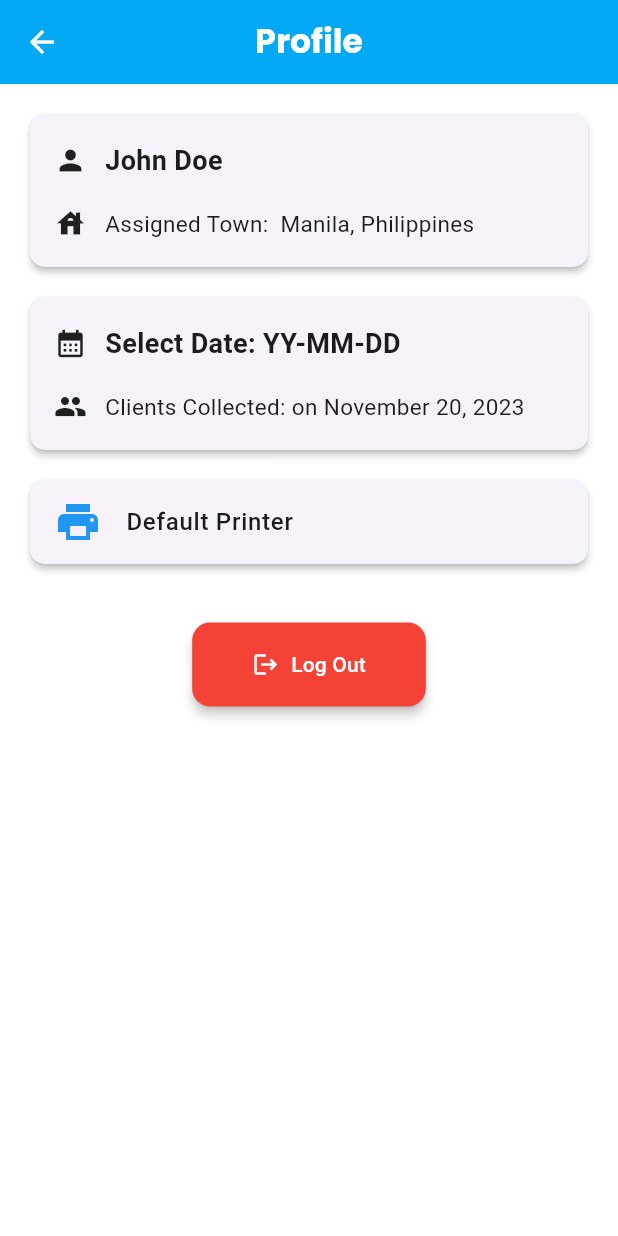
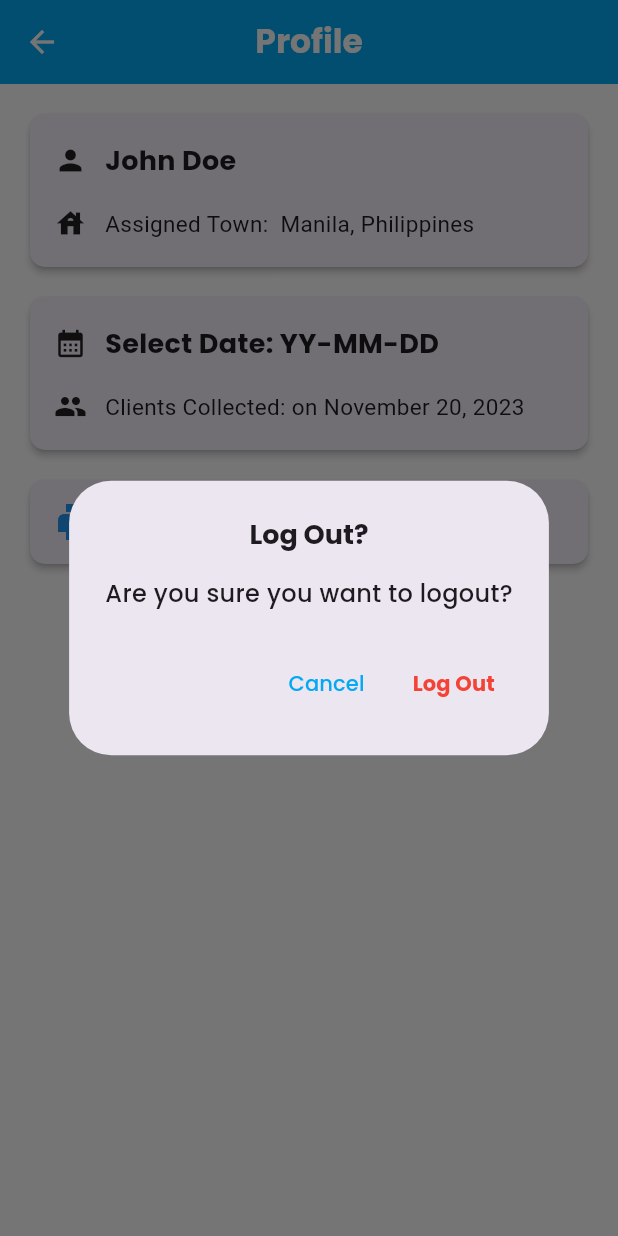
Before and after one commit to armanvalenzuela/Smart_ISP, a Flutter app: the Profile screen opened directly, after a tap on "Log Out", on a phone screen of 412 x 824 dp. Run offline on Flutter 3.47's test engine with Material 3 defaults, Android fonts, the phone set to English and light mode, and no system bars.

Commit message:
Add custom fonts in Login and Profile, fix Log Out tweaks.

```diff
--- a/lib/features/profile/presentation/profile_page.dart
+++ b/lib/features/profile/presentation/profile_page.dart
@@ -76,6 +76,7 @@ class _ProfileState extends State<Profile> {
                           Text(
                             "John Doe",
                             style: TextStyle(
+                              fontFamily: 'Poppins',
                               fontWeight: FontWeight.bold,
                               fontSize: 18,
                             ),
@@ -89,7 +90,9 @@ class _ProfileState extends State<Profile> {
                           SizedBox(width: 12),
                           Text(
                             "Assigned Town:  Manila, Philippines",
-                            style: TextStyle(fontSize: 15),
+                            style: TextStyle(
+                                fontSize: 15,
+                            ),
                           ),
                         ],
                       ),
@@ -129,6 +132,7 @@ class _ProfileState extends State<Profile> {
                             "Select Date: YY-MM-DD",
                             style: TextStyle(
                               fontWeight: FontWeight.bold,
+                              fontFamily: 'Poppins',
                               fontSize: 18,
                             ),
                           ),
@@ -141,7 +145,9 @@ class _ProfileState extends State<Profile> {
                           SizedBox(width: 12),
                           Text(
                             "Clients Collected: on November 20, 2023",
-                            style: TextStyle(fontSize: 15),
+                            style: TextStyle(
+                                fontSize: 15,
+                            ),
                           ),
                         ],
                       ),
@@ -157,9 +163,16 @@ class _ProfileState extends State<Profile> {
 
             Center(
               child: ElevatedButton.icon(
-                onPressed: () {},
+                onPressed: () => _showLogoutDialog(context),
                 icon: Icon(Icons.logout, color: Colors.white),
-                label: Text("Log Out"),
+                label: const Text(
+                    "Log Out",
+                  style: TextStyle(
+                    fontFamily: 'Poppins',
+                    fontWeight: FontWeight.bold,
+                    fontSize: 16,
+                  ),
+                ),
                 style: ElevatedButton.styleFrom(
                   backgroundColor: Colors.red,
                   foregroundColor: Colors.white,
@@ -177,38 +190,55 @@ class _ProfileState extends State<Profile> {
     );
   }
 
-  Widget _buildProfileOption(IconData icon, String title, VoidCallback onTap) {
-    return ListTile(
-      leading: Icon(icon, color: Colors.blue),
-      title: Text(title, style: const TextStyle(fontSize: 16)),
-      trailing: const Icon(
-        Icons.arrow_forward_ios,
-        size: 16,
-        color: Colors.grey,
-      ),
-      onTap: onTap,
-    );
-  }
-
   void _showLogoutDialog(BuildContext context) {
     showDialog(
       context: context,
       builder: (ctx) => AlertDialog(
-        title: const Text("LogOut"),
-        content: const Text("Are you sure you want to logout?"),
+        title: const Text(
+            "Log Out?",
+          textAlign: TextAlign.center,
+          style: TextStyle(
+            fontFamily: 'Poppins',
+            fontWeight: FontWeight.bold,
+            fontSize: 18,
+          ),
+        ),
+        content: const Text(
+            "Are you sure you want to logout?",
+          style: TextStyle(
+            fontFamily: 'Poppins',
+            fontSize: 16,
+          ),
+        ),
         actions: [
           TextButton(
             onPressed: () => Navigator.of(ctx).pop(),
-            child: const Text("Cancel"),
+            child: const Text(
+                "Cancel",
+              style: TextStyle(
+                fontFamily: 'Poppins',
+                fontSize: 14,
+                color: Colors.lightBlue,
+              ),
+            ),
           ),
           TextButton(
             onPressed: () {
               Navigator.of(ctx).pop();
-              Navigator.of(context).pushReplacement(
+              Navigator.of(context).pushAndRemoveUntil(
                 MaterialPageRoute(builder: (context) => const LoginScreen()),
+                  (Route<dynamic> route) => false,
               );
             },
-            child: const Text("LogOut", style: TextStyle(color: Colors.red)),
+            child: const Text(
+              "Log Out",
+              style: TextStyle(
+                fontFamily: 'Poppins',
+                fontSize: 14,
+                fontWeight: FontWeight.bold,
+                color: Colors.red,
+              ),
+            ),
           ),
         ],
       ),
```
Also changed, not shown: lib/features/auth/presentation/login_screen.dart (+11 -2 lines).
